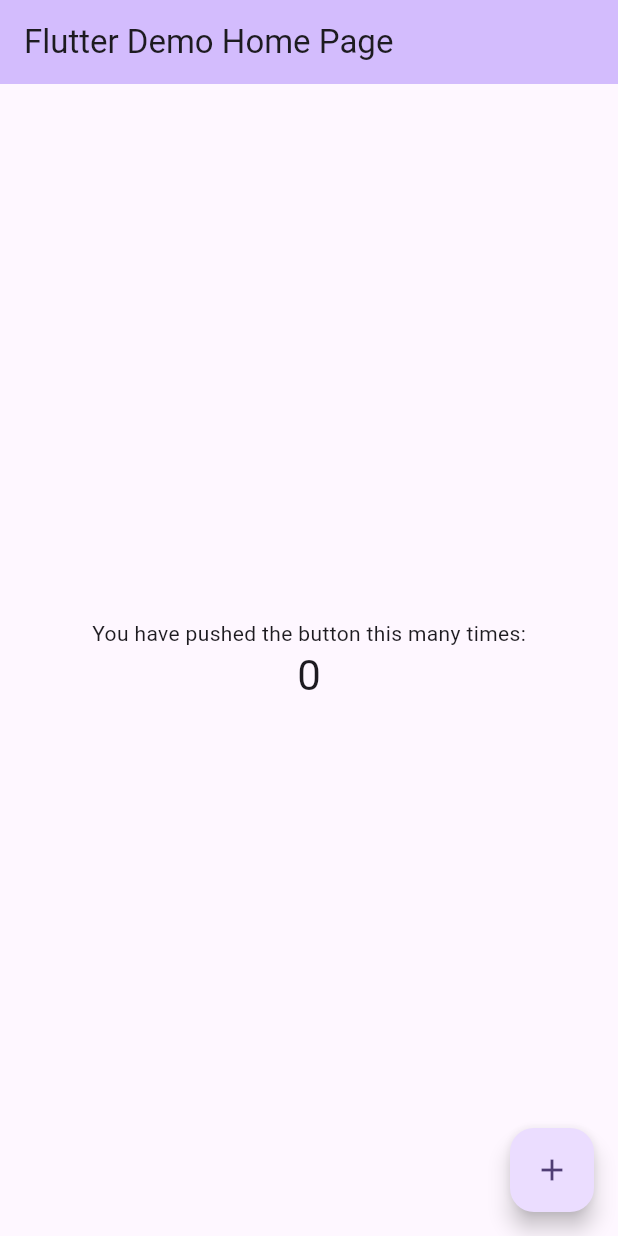
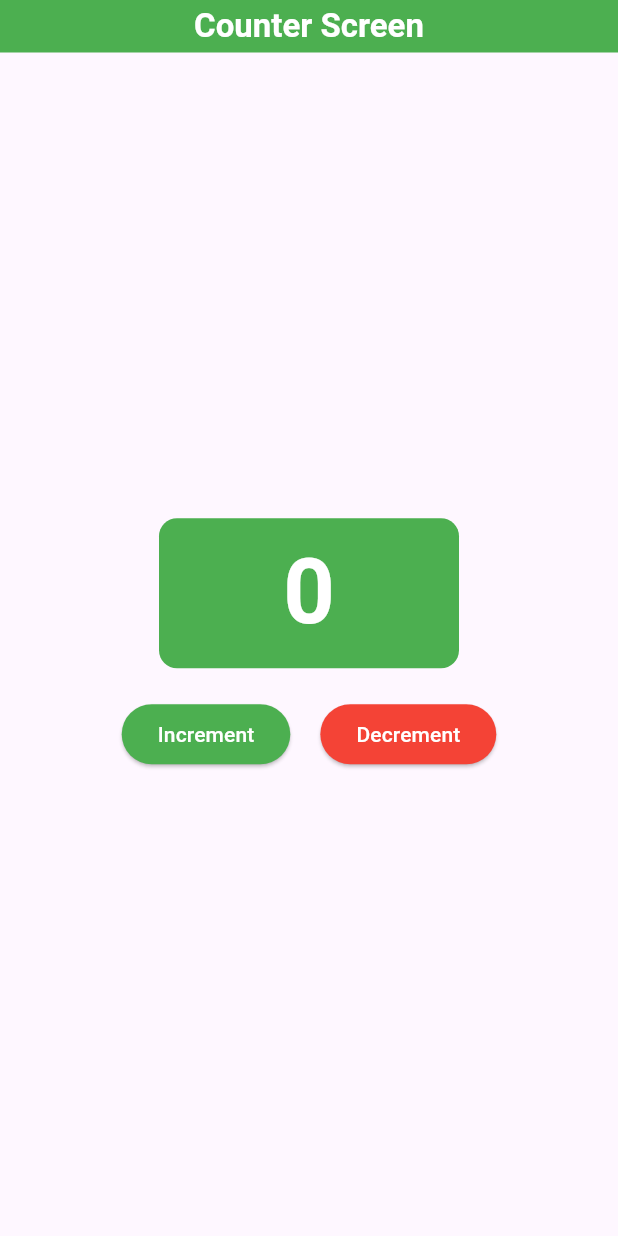
Before and after one commit to Ahmad61-6/flutter_tukitaki, a Flutter app: the screen it shows after launch, on a phone screen of 412 x 824 dp. Run offline on Flutter 3.47's test engine with Material 3 defaults, Android fonts, the phone set to English and light mode, and no system bars; our stand-ins replace bloc, equatable, flutter_bloc.

Commit message:
bloc implemented

```diff
--- /dev/null
+++ b/stm_bloc/lib/bloc/counter/counter_bloc.dart
@@ -0,0 +1,20 @@
+import 'package:bloc/bloc.dart';
+import 'package:stm_bloc/bloc/counter/counter_event.dart';
+import 'package:stm_bloc/bloc/counter/counter_state.dart';
+
+class CounterBloc extends Bloc<CounterEvent, CounterState> {
+  CounterBloc() : super(CounterState()) {
+    on<IncrementCounter>(_increment);
+    on<DecrementCounter>(_decrement);
+  }
+
+  void _increment(IncrementCounter event, Emitter<CounterState> emit) {
+    emit(state.copyWith(counter: state.counter + 1, color: state.color = true));
+  }
+
+  void _decrement(DecrementCounter event, Emitter<CounterState> emit) {
+    emit(
+      state.copyWith(counter: state.counter - 1, color: state.color = false),
+    );
+  }
+}
--- /dev/null
+++ b/stm_bloc/lib/bloc/counter/counter_event.dart
@@ -0,0 +1,11 @@
+import 'package:equatable/equatable.dart';
+
+abstract class CounterEvent extends Equatable {
+  const CounterEvent();
+  @override
+  List<Object> get props => [];
+}
+
+class IncrementCounter extends CounterEvent {}
+
+class DecrementCounter extends CounterEvent {}
--- /dev/null
+++ b/stm_bloc/lib/bloc/counter/counter_state.dart
@@ -0,0 +1,19 @@
+import 'package:equatable/equatable.dart';
+
+class CounterState extends Equatable {
+  final int counter;
+  bool color;
+
+  CounterState({this.counter = 0, this.color = true});
+
+  CounterState copyWith({int? counter, bool? color}) {
+    return CounterState(
+      counter: counter ?? this.counter,
+      color: color ?? this.color,
+    );
+  }
+
+  @override
+  // TODO: implement props
+  List<Object?> get props => [];
+}
--- a/stm_bloc/lib/main.dart
+++ b/stm_bloc/lib/main.dart
@@ -1,4 +1,7 @@
 import 'package:flutter/material.dart';
+import 'package:flutter_bloc/flutter_bloc.dart';
+import 'package:stm_bloc/bloc/counter/counter_bloc.dart';
+import 'package:stm_bloc/ui/screens/counter_screen.dart';
 
 void main() {
   runApp(const MyApp());
@@ -7,116 +10,18 @@
 class MyApp extends StatelessWidget {
   const MyApp({super.key});
 
-  // This widget is the root of your application.
   @override
   Widget build(BuildContext context) {
-    return MaterialApp(
-      title: 'Flutter Demo',
-      theme: ThemeData(
-        // This is the theme of your application.
-        //
-        // TRY THIS: Try running your application with "flutter run". You'll see
-        // the application has a purple toolbar. Then, without quitting the app,
-        // try changing the seedColor in the colorScheme below to Colors.green
-        // and then invoke "hot reload" (save your changes or press the "hot
-        // reload" button in a Flutter-supported IDE, or press "r" if you used
-        // the command line to start the app).
-        //
-        // Notice that the counter didn't reset back to zero; the application
-        // state is not lost during the reload. To reset the state, use hot
-        // restart instead.
-        //
-        // This works for code too, not just values: Most code changes can be
-        // tested with just a hot reload.
-        colorScheme: ColorScheme.fromSeed(seedColor: Colors.deepPurple),
+    return BlocProvider(
+      create: (_) => CounterBloc(),
+      child: MaterialApp(
+        title: 'Flutter Demo',
+        debugShowCheckedModeBanner: false,
+        theme: ThemeData(
+          colorScheme: ColorScheme.fromSeed(seedColor: Colors.deepPurple),
+        ),
+        home: CounterScreen(),
       ),
-      home: const MyHomePage(title: 'Flutter Demo Home Page'),
     );
   }
 }
-
-class MyHomePage extends StatefulWidget {
-  const MyHomePage({super.key, required this.title});
-
-  // This widget is the home page of your application. It is stateful, meaning
-  // that it has a State object (defined below) that contains fields that affect
-  // how it looks.
-
-  // This class is the configuration for the state. It holds the values (in this
-  // case the title) provided by the parent (in this case the App widget) and
-  // used by the build method of the State. Fields in a Widget subclass are
-  // always marked "final".
-
-  final String title;
-
-  @override
-  State<MyHomePage> createState() => _MyHomePageState();
-}
-
-class _MyHomePageState extends State<MyHomePage> {
-  int _counter = 0;
-
-  void _incrementCounter() {
-    setState(() {
-      // This call to setState tells the Flutter framework that something has
-      // changed in this State, which causes it to rerun the build method below
-      // so that the display can reflect the updated values. If we changed
-      // _counter without calling setState(), then the build method would not be
-      // called again, and so nothing would appear to happen.
-      _counter++;
-    });
-  }
-
-  @override
-  Widget build(BuildContext context) {
-    // This method is rerun every time setState is called, for instance as done
-    // by the _incrementCounter method above.
-    //
-    // The Flutter framework has been optimized to make rerunning build methods
-    // fast, so that you can just rebuild anything that needs updating rather
-    // than having to individually change instances of widgets.
-    return Scaffold(
-      appBar: AppBar(
-        // TRY THIS: Try changing the color here to a specific color (to
-        // Colors.amber, perhaps?) and trigger a hot reload to see the AppBar
-        // change color while the other colors stay the same.
-        backgroundColor: Theme.of(context).colorScheme.inversePrimary,
-        // Here we take the value from the MyHomePage object that was created by
-        // the App.build method, and use it to set our appbar title.
-        title: Text(widget.title),
-      ),
-      body: Center(
-        // Center is a layout widget. It takes a single child and positions it
-        // in the middle of the parent.
-        child: Column(
-          // Column is also a layout widget. It takes a list of children and
-          // arranges them vertically. By default, it sizes itself to fit its
-          // children horizontally, and tries to be as tall as its parent.
-          //
-          // Column has various properties to control how it sizes itself and
-          // how it positions its children. Here we use mainAxisAlignment to
-          // center the children vertically; the main axis here is the vertical
-          // axis because Columns are vertical (the cross axis would be
-          // horizontal).
-          //
-          // TRY THIS: Invoke "debug painting" (choose the "Toggle Debug Paint"
-          // action in the IDE, or press "p" in the console), to see the
-          // wireframe for each widget.
-          mainAxisAlignment: MainAxisAlignment.center,
-          children: <Widget>[
-            const Text('You have pushed the button this many times:'),
-            Text(
-              '$_counter',
-              style: Theme.of(context).textTheme.headlineMedium,
-            ),
-          ],
-        ),
-      ),
-      floatingActionButton: FloatingActionButton(
-        onPressed: _incrementCounter,
-        tooltip: 'Increment',
-        child: const Icon(Icons.add),
-      ), // This trailing comma makes auto-formatting nicer for build methods.
-    );
-  }
-}
--- /dev/null
+++ b/stm_bloc/lib/ui/screens/counter_screen.dart
@@ -0,0 +1,88 @@
+import 'package:flutter/material.dart';
+import 'package:flutter_bloc/flutter_bloc.dart';
+import 'package:stm_bloc/bloc/counter/counter_event.dart';
+import 'package:stm_bloc/bloc/counter/counter_state.dart';
+
+import '../../bloc/counter/counter_bloc.dart';
+
+class CounterScreen extends StatefulWidget {
+  const CounterScreen({super.key});
+
+  @override
+  State<CounterScreen> createState() => _CounterScreenState();
+}
+
+class _CounterScreenState extends State<CounterScreen> {
+  @override
+  Widget build(BuildContext context) {
+    return Scaffold(
+      appBar: AppBar(
+        centerTitle: true,
+        title: Text(
+          "Counter Screen",
+          style: TextStyle(color: Colors.white, fontWeight: FontWeight.bold),
+        ),
+        backgroundColor: Colors.green,
+        toolbarHeight: 35,
+      ),
+      body: Center(
+        child: Column(
+          mainAxisAlignment: MainAxisAlignment.center,
+          children: [
+            BlocBuilder<CounterBloc, CounterState>(
+              builder: (context, state) {
+                return Container(
+                  height: 100,
+                  width: 200,
+                  decoration: BoxDecoration(
+                    borderRadius: BorderRadius.circular(12),
+                    color: state.color ? Colors.green : Colors.red,
+                  ),
+                  child: Center(
+                    child: Text(
+                      state.counter.toString(),
+                      style: TextStyle(
+                        color: Colors.white,
+                        fontWeight: FontWeight.bold,
+                        fontSize: 60,
+                      ),
+                    ),
+                  ),
+                );
+              },
+            ),
+            SizedBox(height: 20),
+            Row(
+              mainAxisAlignment: MainAxisAlignment.center,
+              children: [
+                ElevatedButton(
+                  onPressed: () {
+                    context.read<CounterBloc>().add(IncrementCounter());
+                  },
+
+                  style: ElevatedButton.styleFrom(
+                    backgroundColor: Colors.green,
+                    foregroundColor: Colors.white,
+                  ),
+                  child: const Text('Increment'),
+                ),
+                SizedBox(width: 20),
+                ElevatedButton(
+                  onPressed: () {
+                    context.read<CounterBloc>().add(DecrementCounter());
+                  },
+
+                  style: ElevatedButton.styleFrom(
+                    backgroundColor: Colors.red,
+                    foregroundColor: Colors.white,
+                  ),
+                  child: Text('Decrement'),
+                ),
+              ],
+            ),
+          ],
+        ),
+      ),
+    );
+  }
+}
--- a/stm_bloc/pubspec.yaml
+++ b/stm_bloc/pubspec.yaml
@@ -34,6 +34,9 @@
   # The following adds the Cupertino Icons font to your application.
   # Use with the CupertinoIcons class for iOS style icons.
   cupertino_icons: ^1.0.8
+  bloc: ^9.0.0
+  flutter_bloc: ^9.1.1
+  equatable: ^2.0.7
 
 dev_dependencies:
   flutter_test:
```
Also changed, not shown: stm_bloc/pubspec.lock.
